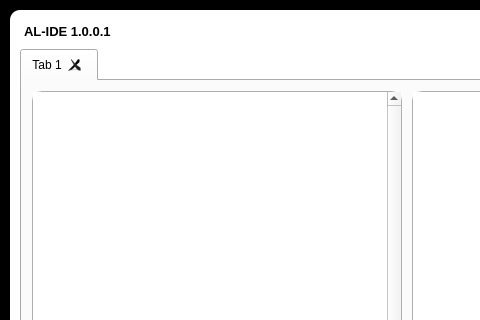
Qt form visualizationSrc/qtUI/mainInterFace.ui (NWYLZW/A-Language-IDE) before a commit; both pictures show x 0 to 480 and y 0 to 320 of the 1200 by 740 pixel window.
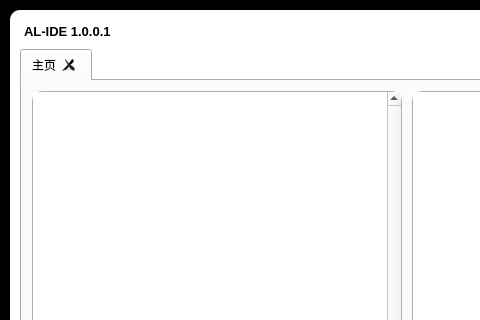
The same form after that commit. Icons and pictures are not drawn.

```diff
--- a/visualizationSrc/qtUI/mainInterFace.ui
+++ b/visualizationSrc/qtUI/mainInterFace.ui
@@ -271,7 +271,7 @@
          <string>&lt;html&gt;&lt;head/&gt;&lt;body&gt;&lt;p&gt;&lt;br/&gt;&lt;/p&gt;&lt;/body&gt;&lt;/html&gt;</string>
         </property>
         <attribute name="title">
-         <string>Tab 1</string>
+         <string>主页</string>
         </attribute>
         <widget class="QWidget" name="gridLayoutWidget">
          <property name="geometry">
```
Left out of the diff: 7 changed lines with no effect on the pictures.
